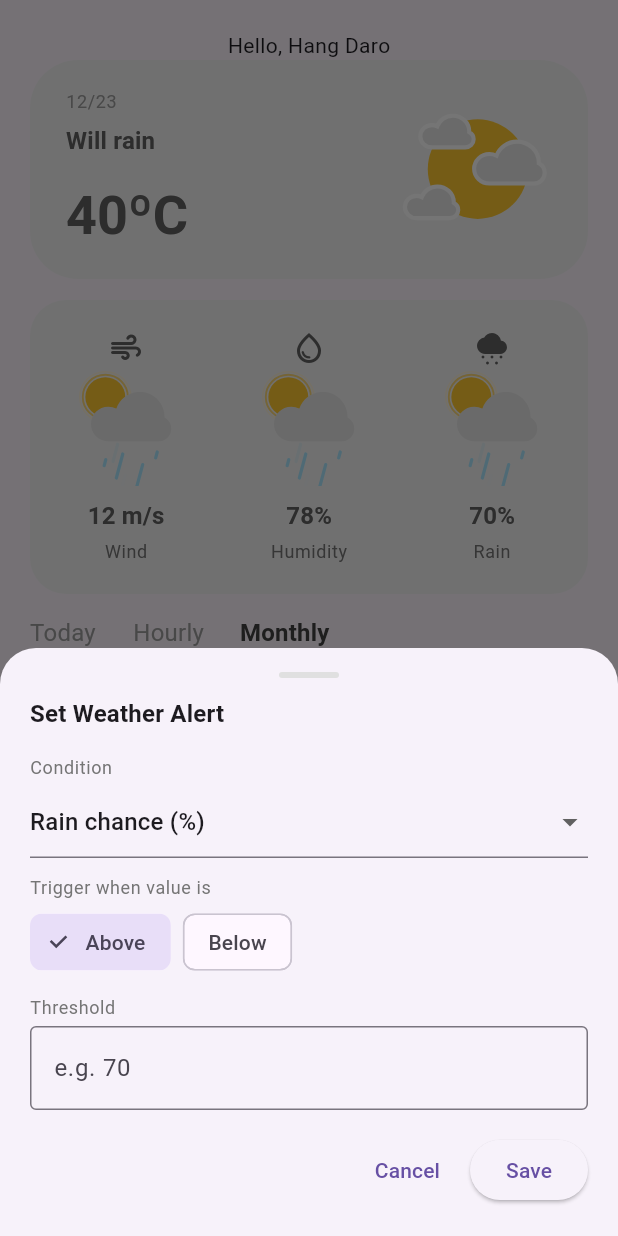
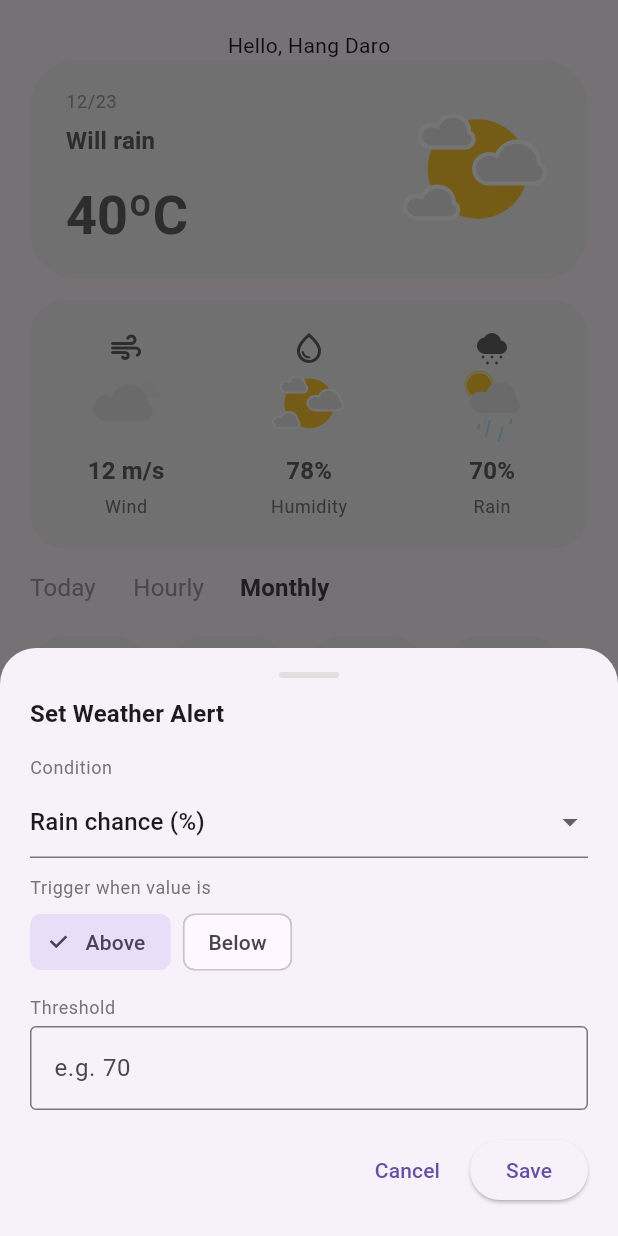
Before and after one commit to darohang088/Weather-App, a Flutter app: the screen it shows after launch, after a tap on "Monthly", after a tap on "+ Set Alert", on a phone screen of 412 x 824 dp. Run offline on Flutter 3.47's test engine with Material 3 defaults, Android fonts, the phone set to English and light mode, and no system bars; our stand-ins replace google_fonts, lottie.

Commit message:
build version 1.1.6

```diff
--- a/lib/widget.dart/forcecaset_switcher.dart
+++ b/lib/widget.dart/forcecaset_switcher.dart
@@ -23,7 +23,7 @@ class ForecastSwitcher extends StatelessWidget {
   @override
   Widget build(BuildContext context) {
     return Column(
-      crossAxisAlignment: CrossAxisAlignment.start,
+      crossAxisAlignment: .start,
       children: [
         // Tabs row
         Row(
--- a/lib/widget.dart/hour_weathe_card.dart
+++ b/lib/widget.dart/hour_weathe_card.dart
@@ -28,7 +28,7 @@ class HourlyWeatherCard extends StatelessWidget {
         borderRadius: BorderRadius.circular(24),
       ),
       child: Column(
-        mainAxisAlignment: MainAxisAlignment.spaceBetween,
+        mainAxisAlignment: .spaceBetween,
         children: [
           Text(
             timeLabel,
--- a/lib/widget.dart/weatheer_card.dart
+++ b/lib/widget.dart/weatheer_card.dart
@@ -29,7 +29,7 @@ class WeatherCard extends StatelessWidget {
           // LEFT SIDE: date, condition, temperature
           Expanded(
             child: Column(
-              crossAxisAlignment: CrossAxisAlignment.start,
+              crossAxisAlignment: .start,
               children: [
                 Text(
                   dateText,
--- a/lib/widget.dart/weather_alert_section.dart
+++ b/lib/widget.dart/weather_alert_section.dart
@@ -2,6 +2,7 @@ import 'package:flutter/material.dart';
 import 'package:provider/provider.dart';
 import 'package:weather_app/models/weather_alert.dart';
 import 'package:weather_app/providers/user_provider.dart';
+import 'package:weather_app/utils/spacing_extension.dart';
 
 class WeatherAlertsSection extends StatelessWidget {
   const WeatherAlertsSection({super.key});
@@ -11,11 +12,11 @@ class WeatherAlertsSection extends StatelessWidget {
     final home = context.watch<HomeProvider>();
 
     return Column(
-      crossAxisAlignment: CrossAxisAlignment.start,
+      crossAxisAlignment: .start,
       children: [
         // Header row
         Row(
-          mainAxisAlignment: MainAxisAlignment.spaceBetween,
+          mainAxisAlignment: .spaceBetween,
           children: [
             Text(
               'Weather Alerts',
@@ -31,7 +32,7 @@ class WeatherAlertsSection extends StatelessWidget {
             ),
           ],
         ),
-        const SizedBox(height: 8),
+        8.height,
 
         // List of alerts
         if (home.alerts.isEmpty)
@@ -46,7 +47,7 @@ class WeatherAlertsSection extends StatelessWidget {
             children: home.alerts
                 .map(
                   (a) => Container(
-                    margin: const EdgeInsets.only(bottom: 8),
+                    margin: 8.paddingBottom,
                     padding: const EdgeInsets.symmetric(
                       horizontal: 12,
                       vertical: 10,
@@ -56,7 +57,7 @@ class WeatherAlertsSection extends StatelessWidget {
                       borderRadius: BorderRadius.circular(12),
                     ),
                     child: Row(
-                      mainAxisAlignment: MainAxisAlignment.spaceBetween,
+                      mainAxisAlignment: .spaceBetween,
                       children: [
                         Text(a.condition),
                         Text(
@@ -116,8 +117,8 @@ class _CreateAlertSheetState extends State<_CreateAlertSheet> {
         top: 16,
       ),
       child: Column(
-        mainAxisSize: MainAxisSize.min,
-        crossAxisAlignment: CrossAxisAlignment.start,
+        mainAxisSize: .min,
+        crossAxisAlignment: .start,
         children: [
           Center(
             child: Container(
@@ -136,7 +137,7 @@ class _CreateAlertSheetState extends State<_CreateAlertSheet> {
               context,
             ).textTheme.titleMedium?.copyWith(fontWeight: FontWeight.w600),
           ),
-          const SizedBox(height: 16),
+          16.height,
 
           // Condition dropdown
           Text(
@@ -168,7 +169,7 @@ class _CreateAlertSheetState extends State<_CreateAlertSheet> {
               }
             },
           ),
-          const SizedBox(height: 12),
+          12.height,
 
           // Above / Below
           Text(
@@ -177,7 +178,7 @@ class _CreateAlertSheetState extends State<_CreateAlertSheet> {
               context,
             ).textTheme.bodySmall?.copyWith(color: Colors.grey.shade600),
           ),
-          const SizedBox(height: 4),
+          4.height,
           Row(
             children: [
               ChoiceChip(
@@ -185,7 +186,7 @@ class _CreateAlertSheetState extends State<_CreateAlertSheet> {
                 selected: _above,
                 onSelected: (_) => setState(() => _above = true),
               ),
-              const SizedBox(width: 8),
+              8.width,
               ChoiceChip(
                 label: const Text('Below'),
                 selected: !_above,
@@ -193,7 +194,7 @@ class _CreateAlertSheetState extends State<_CreateAlertSheet> {
               ),
             ],
           ),
-          const SizedBox(height: 12),
+          12.height,
 
           // Threshold
           Text(
@@ -202,7 +203,7 @@ class _CreateAlertSheetState extends State<_CreateAlertSheet> {
               context,
             ).textTheme.bodySmall?.copyWith(color: Colors.grey.shade600),
           ),
-          const SizedBox(height: 4),
+          4.height,
           TextField(
             controller: _thresholdController,
             keyboardType: const TextInputType.numberWithOptions(decimal: true),
@@ -211,17 +212,17 @@ class _CreateAlertSheetState extends State<_CreateAlertSheet> {
               hintText: 'e.g. 70',
             ),
           ),
-          const SizedBox(height: 16),
+          16.height,
 
           // Buttons
           Row(
-            mainAxisAlignment: MainAxisAlignment.end,
+            mainAxisAlignment: .end,
             children: [
               TextButton(
                 onPressed: () => Navigator.pop(context),
                 child: const Text('Cancel'),
               ),
-              const SizedBox(width: 8),
+              8.width,
               ElevatedButton(
                 onPressed: () {
                   final value = double.tryParse(_thresholdController.text);
--- a/lib/widget.dart/weather_metrics_card.dart
+++ b/lib/widget.dart/weather_metrics_card.dart
@@ -1,5 +1,8 @@
 import 'package:flutter/material.dart';
 import 'package:lottie/lottie.dart';
+import 'package:weather_app/providers/user_provider.dart';
+import 'package:weather_app/utils/icons_utils.dart';
+import 'package:weather_app/widget.dart/lottie_icon.dart';
 
 class WeatherMetricsCard extends StatelessWidget {
   final int windSpeed; // m/s
@@ -24,25 +27,28 @@ class WeatherMetricsCard extends StatelessWidget {
         borderRadius: BorderRadius.circular(24),
       ),
       child: Row(
-        mainAxisAlignment: MainAxisAlignment.spaceBetween,
+        mainAxisAlignment: .spaceBetween,
         children: [
           _WeatherMetricItem(
             icon: Icons.air_rounded,
             valueText: '$windSpeed m/s',
             labelText: 'Wind',
             color: color,
+            weatherStatus: WeatherStatus.windy,
           ),
           _WeatherMetricItem(
             icon: Icons.water_drop_outlined,
             valueText: '$humidity%',
             labelText: 'Humidity',
             color: color,
+            weatherStatus: WeatherStatus.snow,
           ),
           _WeatherMetricItem(
             icon: Icons.cloudy_snowing, // or Icons.umbrella
             valueText: '$rainChance%',
             labelText: 'Rain',
             color: color,
+            weatherStatus: WeatherStatus.rainy,
           ),
         ],
       ),
@@ -55,12 +61,14 @@ class _WeatherMetricItem extends StatelessWidget {
   final String valueText;
   final String labelText;
   final Color color;
+  final WeatherStatus weatherStatus;
 
   const _WeatherMetricItem({
     required this.icon,
     required this.valueText,
     required this.labelText,
     required this.color,
+    required this.weatherStatus,
   });
 
   @override
@@ -75,8 +83,11 @@ class _WeatherMetricItem extends StatelessWidget {
         SizedBox(
           width: 80,
           child: Align(
-            alignment: Alignment.topLeft,
-            child: Lottie.asset("assets/images/weather_rain.json"),
+            alignment: .center,
+            child: AppLottieIcon(
+              width: 50,
+              assetPath: weatherAsset(weatherStatus),
+            ),
           ),
         ),
 
```
